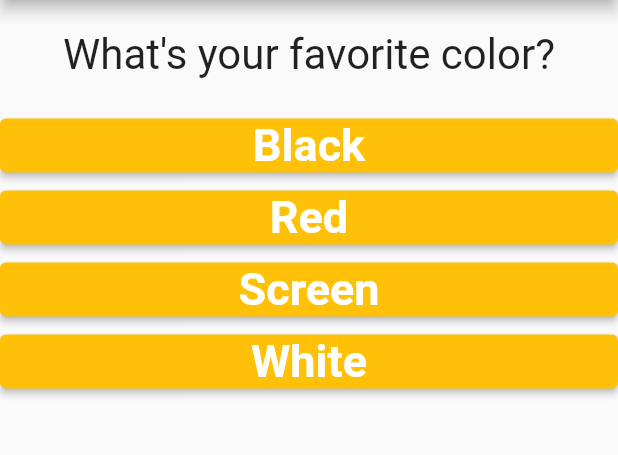
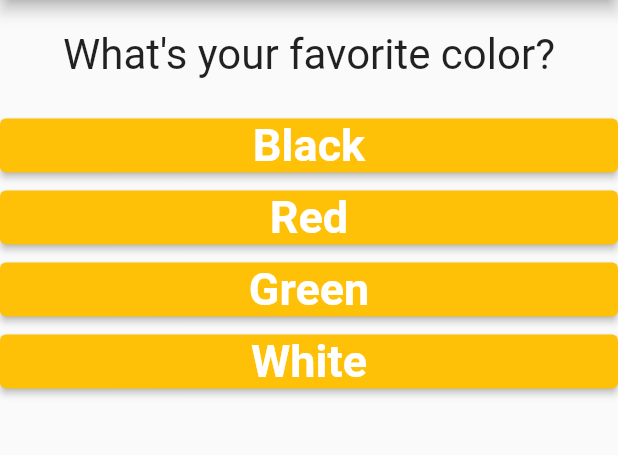
Before and after one commit to thq4n/flutter_complete_guide, a Flutter app: the screen it shows after launch, on a phone screen of 412 x 824 dp, the part 84-539 px from its top. Run offline on Flutter 3.47's test engine with Material 2 defaults, Android fonts, the phone set to English and light mode, and no system bars.

Commit message:
Fixed_Completed

```diff
--- a/lib/main.dart
+++ b/lib/main.dart
@@ -21,7 +21,7 @@ class _MyAppState extends State<MyApp> {
       "answers": [
         {"answerText": "Black", "score": 1},
         {"answerText": "Red", "score": 2},
-        {"answerText": "Screen", "score": 3},
+        {"answerText": "Green", "score": 3},
         {"answerText": "White", "score": 4},
       ],
     },
@@ -50,11 +50,9 @@ class _MyAppState extends State<MyApp> {
 
   void _answerQuestion(int score) {
     setState(() {
-      _questionIndex++;
+      _questionIndex = _questionIndex + 1;
       _totalScore += score;
     });
-
-    print(_questionIndex);
   }
 
   void _resetQuestion() {
```
